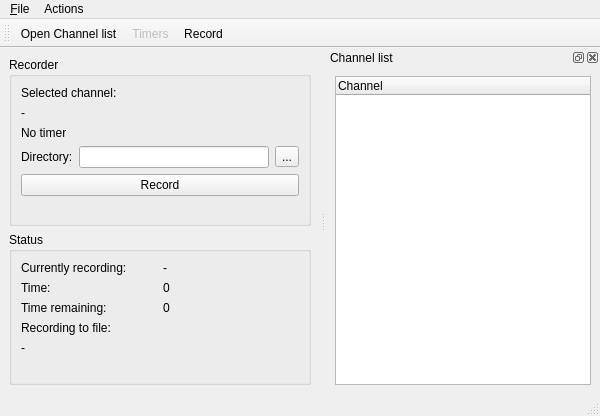
This is ui/Recorder.ui in ntadej/tano as Qt 5 draws it before an edit. The edited form follows.
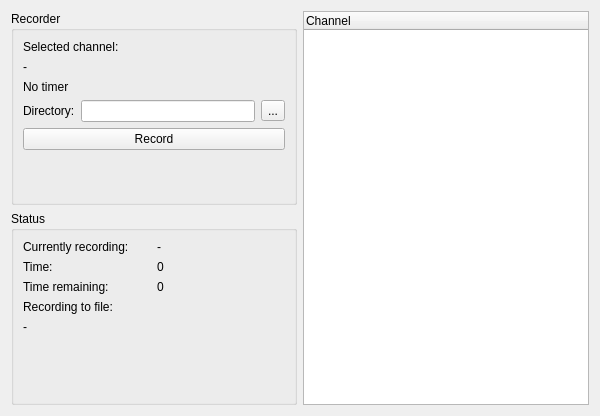
This is the edited form. Icons and pictures are not drawn.

Commit message: Integrated recorder to MainWindow

Patch:
```diff
--- a/ui/Recorder.ui
+++ b/ui/Recorder.ui
@@ -1,7 +1,7 @@
 <?xml version="1.0" encoding="UTF-8"?>
 <ui version="4.0">
  <class>Recorder</class>
- <widget class="QMainWindow" name="Recorder">
+ <widget class="QWidget" name="Recorder">
   <property name="geometry">
    <rect>
     <x>0</x>
@@ -17,7 +17,8 @@
    <iconset resource="images.qrc">
     <normaloff>:/icons/images/record.png</normaloff>:/icons/images/record.png</iconset>
   </property>
-  <widget class="QWidget" name="centralwidget">
+  <layout class="QHBoxLayout" name="horizontalLayout_2">
+   <item>
    <layout class="QVBoxLayout" name="verticalLayout">
     <item>
      <widget class="QGroupBox" name="recorderBox">
@@ -191,63 +192,15 @@
      </widget>
     </item>
    </layout>
-  </widget>
-  <widget class="QMenuBar" name="menubar">
-   <property name="geometry">
-    <rect>
-     <x>0</x>
-     <y>0</y>
-     <width>600</width>
-     <height>25</height>
-    </rect>
-   </property>
-   <widget class="QMenu" name="menuFile">
-    <property name="title">
-     <string>&amp;File</string>
-    </property>
-    <addaction name="actionOpen"/>
-    <addaction name="actionClose"/>
-   </widget>
-   <widget class="QMenu" name="menuActions">
-    <property name="title">
-     <string>Actions</string>
-    </property>
-    <addaction name="actionTimers"/>
-    <addaction name="actionRecord"/>
-   </widget>
-   <addaction name="menuFile"/>
-   <addaction name="menuActions"/>
-  </widget>
-  <widget class="QStatusBar" name="statusbar"/>
-  <widget class="QDockWidget" name="dockWidget">
-   <property name="sizePolicy">
-    <sizepolicy hsizetype="Preferred" vsizetype="Preferred">
-     <horstretch>0</horstretch>
-     <verstretch>0</verstretch>
-    </sizepolicy>
-   </property>
-   <property name="minimumSize">
-    <size>
-     <width>193</width>
-     <height>134</height>
-    </size>
-   </property>
-   <property name="floating">
-    <bool>false</bool>
-   </property>
-   <property name="allowedAreas">
-    <set>Qt::LeftDockWidgetArea|Qt::RightDockWidgetArea</set>
-   </property>
-   <property name="windowTitle">
-    <string>Channel list</string>
-   </property>
-   <attribute name="dockWidgetArea">
-    <number>2</number>
-   </attribute>
-   <widget class="QWidget" name="dockWidgetContents">
-    <layout class="QVBoxLayout" name="verticalLayout_2">
+   </item>
      <item>
       <widget class="QTreeWidget" name="playlistWidget">
+     <property name="maximumSize">
+      <size>
+       <width>300</width>
+       <height>16777215</height>
+      </size>
+     </property>
        <property name="animated">
         <bool>true</bool>
        </property>
@@ -259,49 +212,6 @@
       </widget>
      </item>
     </layout>
-   </widget>
-  </widget>
-  <widget class="QToolBar" name="toolBar">
-   <property name="windowTitle">
-    <string>Recorder Toolbar</string>
-   </property>
-   <property name="iconSize">
-    <size>
-     <width>22</width>
-     <height>22</height>
-    </size>
-   </property>
-   <property name="toolButtonStyle">
-    <enum>Qt::ToolButtonTextBesideIcon</enum>
-   </property>
-   <attribute name="toolBarArea">
-    <enum>TopToolBarArea</enum>
-   </attribute>
-   <attribute name="toolBarBreak">
-    <bool>false</bool>
-   </attribute>
-   <addaction name="actionOpen"/>
-   <addaction name="actionTimers"/>
-   <addaction name="actionRecord"/>
-  </widget>
-  <action name="actionClose">
-   <property name="icon">
-    <iconset resource="images.qrc">
-     <normaloff>:/icons/images/fileclose.png</normaloff>:/icons/images/fileclose.png</iconset>
-   </property>
-   <property name="text">
-    <string>Close</string>
-   </property>
-  </action>
-  <action name="actionOpen">
-   <property name="icon">
-    <iconset resource="images.qrc">
-     <normaloff>:/icons/images/fileopen.png</normaloff>:/icons/images/fileopen.png</iconset>
-   </property>
-   <property name="text">
-    <string>Open Channel list</string>
-   </property>
-  </action>
   <action name="actionRecord">
    <property name="checkable">
     <bool>true</bool>
@@ -314,27 +224,6 @@
     <string>Record</string>
    </property>
   </action>
-  <action name="actionRestore">
-   <property name="icon">
-    <iconset resource="images.qrc">
-     <normaloff>:/icons/images/win.png</normaloff>:/icons/images/win.png</iconset>
-   </property>
-   <property name="text">
-    <string>Restore</string>
-   </property>
-  </action>
-  <action name="actionTimers">
-   <property name="enabled">
-    <bool>false</bool>
-   </property>
-   <property name="icon">
-    <iconset resource="images.qrc">
-     <normaloff>:/icons/images/clock.png</normaloff>:/icons/images/clock.png</iconset>
-   </property>
-   <property name="text">
-    <string>Timers</string>
-   </property>
-  </action>
  </widget>
  <resources>
   <include location="images.qrc"/>
```
Lines whose indentation alone changed are shown as unchanged. The commit also changes 7 other files.
